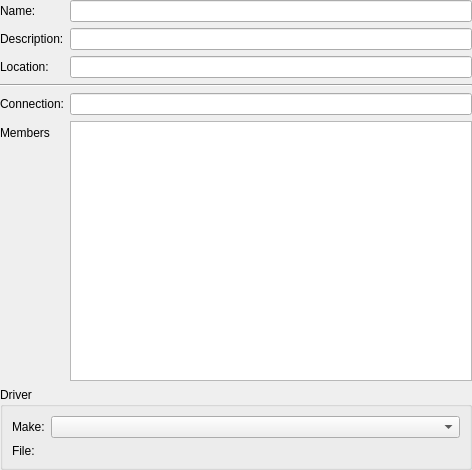
Qt form configure-printer/ModifyPrinter.ui (KDE/print-manager) before a commit.
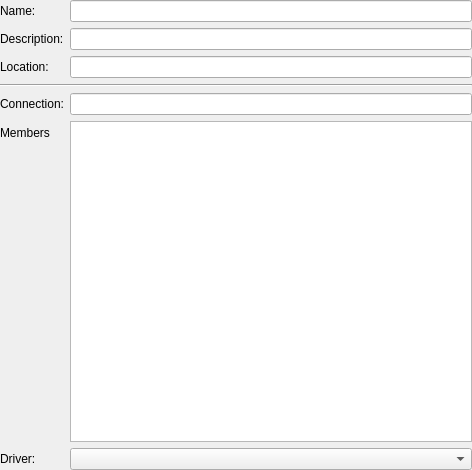
The same form after that commit. Custom widgets are drawn as their Qt base class.

Commit message: Add spin cursor when selecting a PPD from ModifyPrinter

The edit to the form file:
```diff
--- a/configure-printer/ModifyPrinter.ui
+++ b/configure-printer/ModifyPrinter.ui
@@ -130,23 +130,17 @@
      <item row="5" column="1">
       <widget class="ClassListWidget" name="membersLV"/>
      </item>
-     <item row="6" column="0" colspan="2">
-      <widget class="QGroupBox" name="makeModelCB">
-       <property name="title">
-        <string>Driver</string>
-       </property>
-       <layout class="QFormLayout" name="formLayout_2">
-        <item row="0" column="0">
-         <widget class="QLabel" name="label_4">
+     <item row="6" column="0">
+      <widget class="QLabel" name="driverL">
           <property name="text">
-           <string>Make:</string>
+        <string>Driver:</string>
           </property>
           <property name="buddy">
            <cstring>makeCB</cstring>
           </property>
          </widget>
         </item>
-        <item row="0" column="1">
+     <item row="6" column="1">
          <widget class="KComboBox" name="makeCB">
           <property name="sizePolicy">
            <sizepolicy hsizetype="Expanding" vsizetype="Fixed">
@@ -156,23 +150,6 @@
           </property>
          </widget>
         </item>
-        <item row="1" column="0">
-         <widget class="QLabel" name="fileL">
-          <property name="text">
-           <string>File:</string>
-          </property>
-         </widget>
-        </item>
-        <item row="1" column="1">
-         <widget class="KUrlRequester" name="fileKUR">
-          <property name="filter">
-           <string notr="true">*.ppd *.ppd.gz|PostScript Printer Description files</string>
-          </property>
-         </widget>
-        </item>
-       </layout>
-      </widget>
-     </item>
     </layout>
    </item>
   </layout>
@@ -188,11 +165,6 @@
    <extends>QLineEdit</extends>
    <header>klineedit.h</header>
   </customwidget>
-  <customwidget>
-   <class>KUrlRequester</class>
-   <extends>QFrame</extends>
-   <header>kurlrequester.h</header>
-  </customwidget>
   <customwidget>
    <class>ClassListWidget</class>
    <extends>QListView</extends>
```
Left out of the diff: 2 changed lines with no effect on the pictures. Lines whose indentation alone changed are shown as unchanged. The commit also changes 5 other files.
